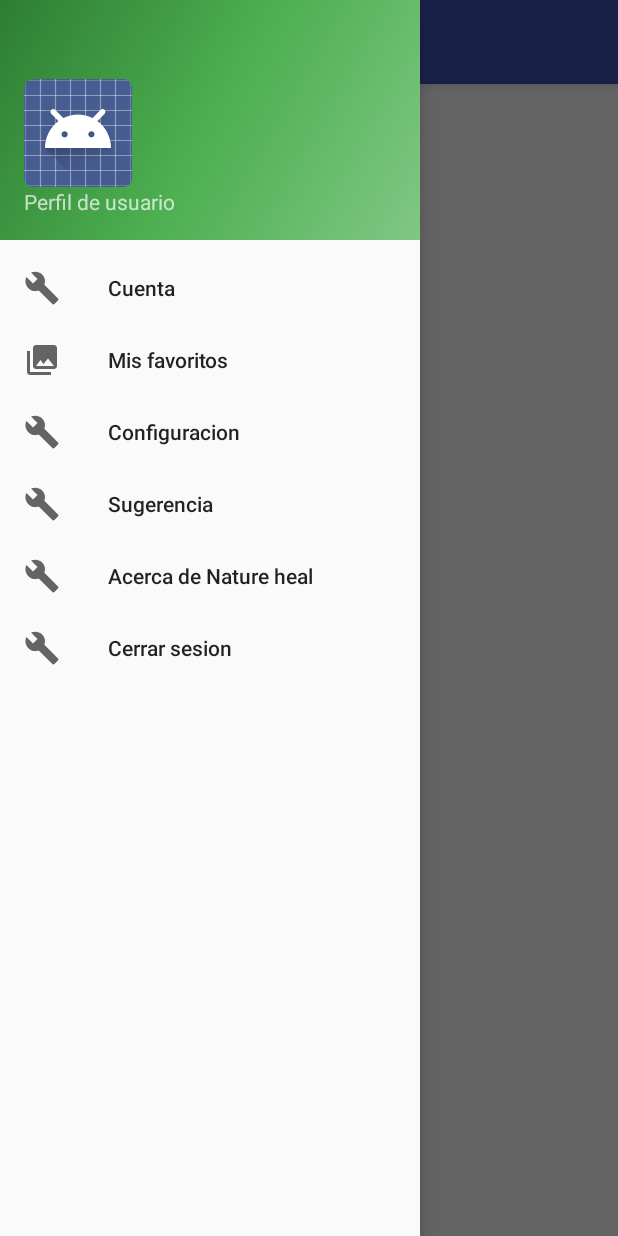
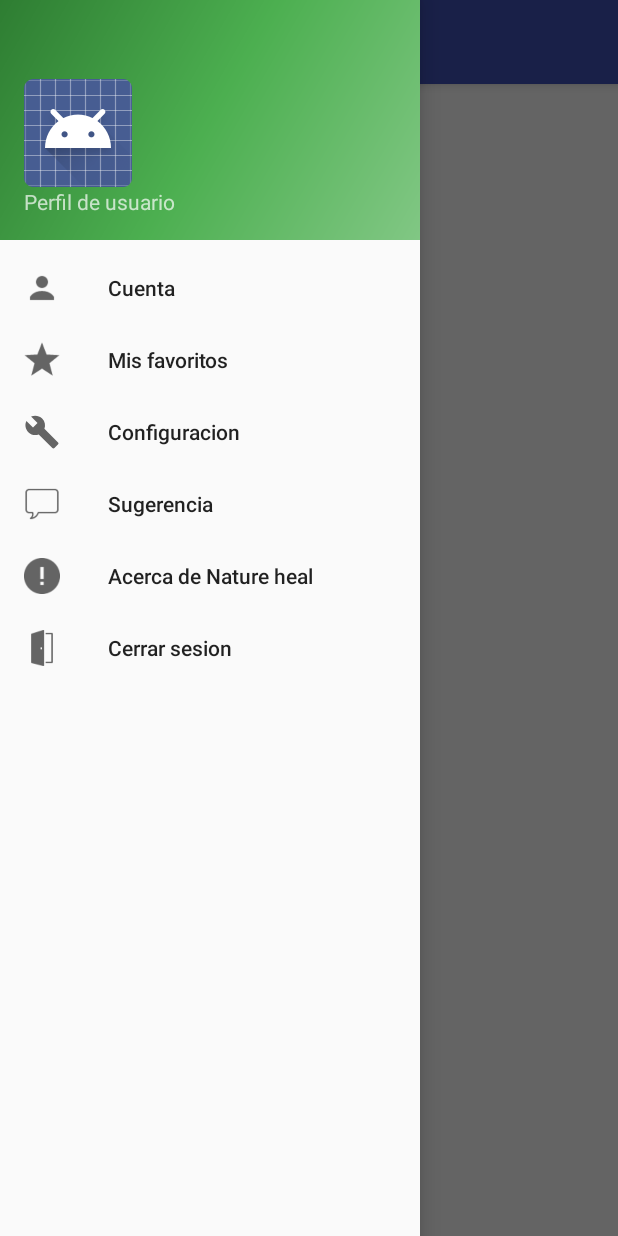
Before and after one commit to ZeroVitz/AppNatureHeal, an Android app: the screen it shows after launch (MainActivity), with the side drawer open, on a phone screen of 412 x 824 dp. Run offline under Robolectric (Android 15) with nearby library versions, the phone set to English and light mode, and no system bars.

Commit message:
Iconos para el drawer

```diff
--- a/app/src/main/res/menu/activity_main_drawer.xml
+++ b/app/src/main/res/menu/activity_main_drawer.xml
@@ -4,11 +4,11 @@
     <group android:checkableBehavior="single">
         <item
             android:id="@+id/nav_cuenta"
-            android:icon="@drawable/ic_menu_manage"
+            android:icon="@drawable/ic_perfil"
             android:title="@string/cuenta" />
         <item
             android:id="@+id/nav_fav"
-            android:icon="@drawable/ic_menu_gallery"
+            android:icon="@drawable/ic_estrella"
             android:title="@string/mis_favoritos" />
         <item
             android:id="@+id/nav_conf"
@@ -17,17 +17,16 @@
 
         <item
             android:id="@+id/nav_sugerencia"
-            android:icon="@drawable/ic_menu_manage"
+            android:icon="@drawable/ic_sugerencia"
             android:title="@string/sugerencia" />
         <item
             android:id="@+id/nav_acerca"
-            android:icon="@drawable/ic_menu_manage"
+            android:icon="@drawable/ic_info"
             android:title="@string/acerca_de_nature_heal" />
         <item
             android:id="@+id/nav_cerrar"
-            android:icon="@drawable/ic_menu_manage"
+            android:icon="@drawable/ic_cerrar"
             android:title="@string/cerrar_sesion" />
-
     </group>
 
 
```
Also changed, not shown: app/src/main/res/drawable-v21/ic_cerrar.png (added), app/src/main/res/drawable-v21/ic_estrella.png (added), app/src/main/res/drawable-v21/ic_info.png (added), app/src/main/res/drawable-v21/ic_perfil.png (added), app/src/main/res/drawable-v21/ic_sugerencia.png (added).
